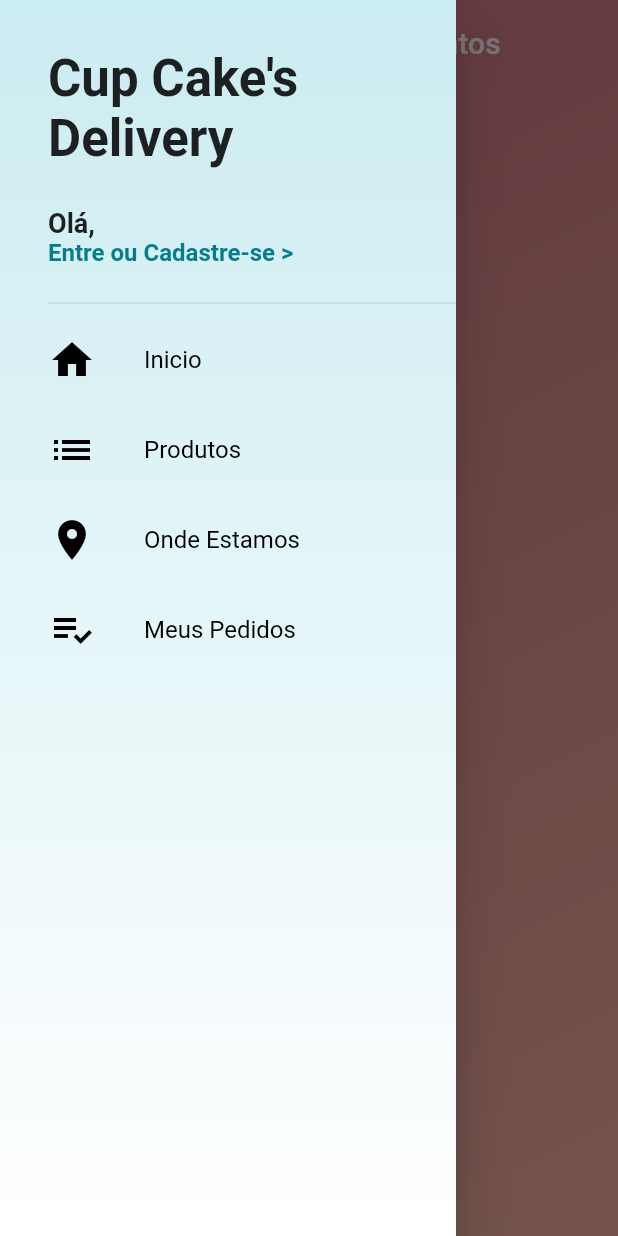
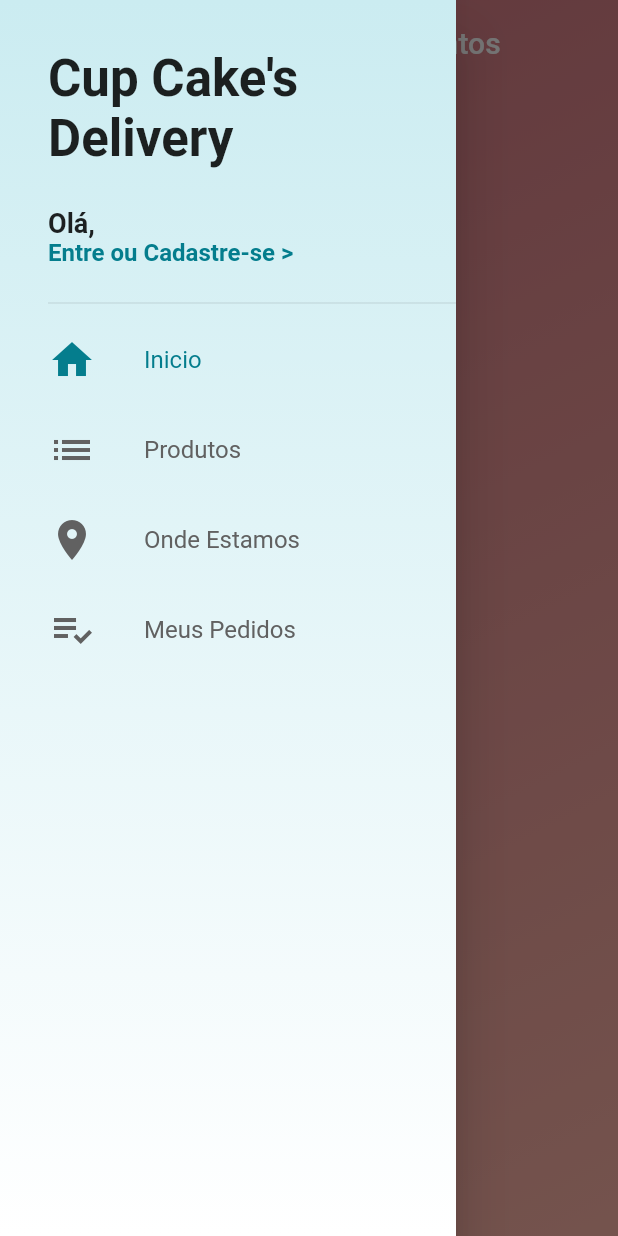
Before and after one commit to Brunocape/loja_cup_cake, a Flutter app: the screen it shows after launch, with the side drawer open, on a phone screen of 412 x 824 dp. Run offline on Flutter 3.47's test engine with Material 2 defaults, Android fonts, the phone set to English and light mode, and no system bars; our stand-ins replace cloud_firestore, firebase_core, transparent_image; accounts and stored records are empty.

```diff
--- a/lib/pages/homePage.dart
+++ b/lib/pages/homePage.dart
@@ -1,4 +1,5 @@
 import 'package:flutter/material.dart';
+import 'package:loja_cup_cake/tabs/categoryTab.dart';
 import 'package:loja_cup_cake/tabs/homeTab.dart';
 import 'package:loja_cup_cake/widgets/customDrawer.dart';
 
@@ -14,7 +15,22 @@ final _pageController = PageController();
       children: [
         Scaffold(
           body: HomeTab(),
-          drawer: CustomDrawer(),
+          drawer: CustomDrawer(_pageController),
+        ),
+        Scaffold(
+          appBar: AppBar(
+            title: Text("Categorias"),
+          ),
+          body: CategoryTab(),
+          drawer: CustomDrawer(_pageController),
+        ),
+        Scaffold(
+          body: Container(color: Colors.yellow,),
+          drawer: CustomDrawer(_pageController),
+        ),
+        Scaffold(
+          body: Container(color: Colors.green,),
+          drawer: CustomDrawer(_pageController),
         )
       ],
     );
--- a/lib/tiles/drwerTile.dart
+++ b/lib/tiles/drwerTile.dart
@@ -2,15 +2,20 @@ import 'package:flutter/material.dart';
 class DrawerTile extends StatelessWidget {
   final IconData icon;
   final String text;
+  final PageController _controller;
+  final int page;
 
- DrawerTile(this.text, this.icon);
+ DrawerTile(this.text, this.icon, this._controller, this.page);
 
   @override
   Widget build(BuildContext context) {
     return Material(
       color: Colors.transparent,
       child: InkWell(
-        onTap: (){},
+        onTap: (){
+          Navigator.of(context).pop();
+          _controller.jumpToPage(page);
+        },
         child: Container(
           height: 60.0,
           child: Row(
@@ -18,12 +23,14 @@ class DrawerTile extends StatelessWidget {
               Icon(
                   icon,
                 size: 32.0,
-                color: Colors.black,
+                color: _controller.page!.round() == page?
+                Theme.of(context).primaryColor : Colors.grey[700],
               ),
               SizedBox(width: 32.0,),
-              Text(text,style: const TextStyle(
+              Text(text,style: TextStyle(
                 fontSize: 16.0,
-                color: Colors.black
+                color: _controller.page!.round() == page?
+                Theme.of(context).primaryColor : Colors.grey[700],
               ),)
             ],
           ),
--- a/lib/widgets/customDrawer.dart
+++ b/lib/widgets/customDrawer.dart
@@ -2,7 +2,9 @@ import 'package:flutter/material.dart';
 import 'package:loja_cup_cake/tiles/drwerTile.dart';
 
 class CustomDrawer extends StatelessWidget {
-  const CustomDrawer({Key? key}) : super(key: key);
+  final PageController _controller;
+
+  CustomDrawer(this._controller);
 
   @override
   Widget build(BuildContext context) {
@@ -61,10 +63,10 @@ class CustomDrawer extends StatelessWidget {
                 ),
               ),
             Divider(),
-              DrawerTile("Inicio",Icons.home),
-              DrawerTile("Produtos",Icons.list),
-              DrawerTile("Onde Estamos",Icons.location_on),
-              DrawerTile("Meus Pedidos",Icons.playlist_add_check),
+              DrawerTile("Inicio",Icons.home,_controller,0),
+              DrawerTile("Produtos",Icons.list,_controller,1),
+              DrawerTile("Onde Estamos",Icons.location_on,_controller,2),
+              DrawerTile("Meus Pedidos",Icons.playlist_add_check,_controller,3),
             ],
           )
         ],
```
Also changed, not shown: lib/tabs/categoryTab.dart (added, +26 -0 lines), lib/tiles/categoryTile.dart (added, +25 -0 lines).
